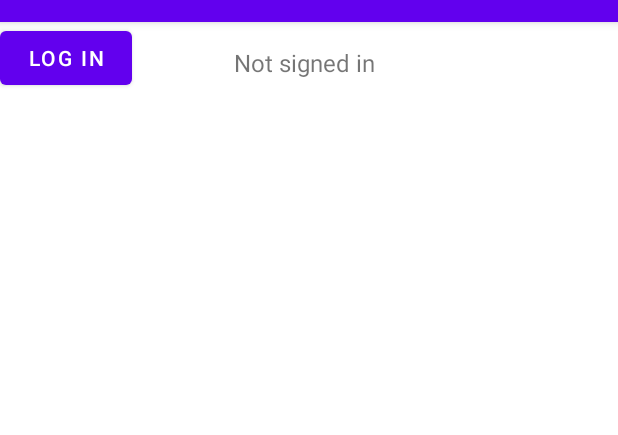
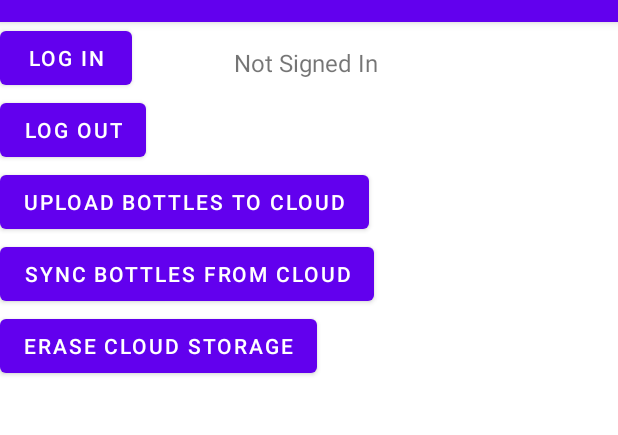
Before and after one commit to Sibire/Bottlr, an Android app: the screen it shows after launch (SettingsActivity), in the options menu, after a tap on "Settings", on a phone screen of 412 x 824 dp, the part 62-497 px from its top. Run offline under Robolectric (Android 15) with nearby library versions, the phone set to English and light mode, and no system bars; our stand-ins replace Firebase (no records; nobody signed in at launch, a user with empty details on screens opened directly), navigation-ui; pictures from the network do not load.

Commit message:
Initial uploading feature. Added a bottle id tag that's not used yet, file syncing is done by name only. This will cause problems down the line with edited bottles due to how they're not actually edited, but replaced with new ones. Fix that at some point soonish.

```diff
--- a/app/build.gradle
+++ b/app/build.gradle
@@ -43,6 +43,7 @@ dependencies {
     implementation 'androidx.navigation:navigation-ui:2.7.7'
     implementation 'com.google.firebase:firebase-auth:22.3.1'
     implementation 'com.google.android.libraries.identity.googleid:googleid:1.1.0'
+    implementation 'com.google.firebase:firebase-storage:20.3.0'
     testImplementation 'junit:junit:4.13.2'
     androidTestImplementation 'androidx.test.ext:junit:1.1.5'
     androidTestImplementation 'androidx.test.espresso:espresso-core:3.5.1'
--- a/app/src/main/java/com/example/bottlr/Bottle.java
+++ b/app/src/main/java/com/example/bottlr/Bottle.java
@@ -25,6 +25,8 @@ public class Bottle implements Parcelable {
     private String region;
     private Set<String> keywords;
     private final String rating;
+
+    private String bottleID;
 
     //endregion
 
@@ -89,6 +91,10 @@ public class Bottle implements Parcelable {
     // Rating
     public String getRating() { return rating; }
     public void setRating(String rating) { this.region = rating; }
+
+    public String getBottleID() { return bottleID; }
+    public void setBottleID(String ID) { this.bottleID = ID; }
+
     //endregion
 
     //region Create Bottle from Parcel Data
--- a/app/src/main/java/com/example/bottlr/ui/settings/SettingsActivity.java
+++ b/app/src/main/java/com/example/bottlr/ui/settings/SettingsActivity.java
@@ -1,12 +1,19 @@
 package com.example.bottlr.ui.settings;
 
 import androidx.appcompat.app.AppCompatActivity;
+
+import android.annotation.SuppressLint;
+import android.net.Uri;
 import android.os.Bundle;
 import android.util.Log;
 import android.widget.Button;
 import android.content.Intent;
 import android.widget.TextView;
 import android.widget.Toast;
+import com.example.bottlr.SharedUtils;
+import com.google.firebase.storage.FirebaseStorage;
+import com.google.firebase.storage.StorageReference;
+import com.example.bottlr.Bottle;
 import com.google.android.gms.auth.api.signin.GoogleSignIn;
 import com.google.android.gms.auth.api.signin.GoogleSignInAccount;
 import com.google.android.gms.auth.api.signin.GoogleSignInClient;
@@ -17,6 +24,10 @@ import com.google.firebase.auth.AuthCredential;
 import com.google.firebase.auth.FirebaseAuth;
 import com.google.firebase.auth.GoogleAuthProvider;
 import com.example.bottlr.R;
+import java.util.List;
+import java.util.Objects;
+
+// TODO: Automate cloud storage
 
 public class SettingsActivity extends AppCompatActivity {
 
@@ -24,6 +35,7 @@ public class SettingsActivity extends AppCompatActivity {
     private FirebaseAuth mAuth;
     private GoogleSignInClient mGoogleSignInClient;
 
+    @SuppressLint("SetTextI18n")
     @Override
     protected void onCreate(Bundle savedInstanceState) {
         super.onCreate(savedInstanceState);
@@ -45,11 +57,19 @@ public class SettingsActivity extends AppCompatActivity {
         if (mAuth.getCurrentUser() != null) {
             signedInUserTextView.setText(mAuth.getCurrentUser().getEmail());
         } else {
-            signedInUserTextView.setText("Not signed in");
+            signedInUserTextView.setText("Not Signed In");
         }
 
         Button loginButton = findViewById(R.id.login_Button);
         loginButton.setOnClickListener(v -> signIn());
+        Button logoutButton = findViewById(R.id.logout_Button);
+        logoutButton.setOnClickListener(v -> signOut());
+        Button uploadButton = findViewById(R.id.upload_Button);
+        uploadButton.setOnClickListener(v -> uploadBottlesToCloud());
+        Button syncButton = findViewById(R.id.sync_Button);
+        syncButton.setOnClickListener(v -> syncBottlesFromCloud());
+        Button eraseButton = findViewById(R.id.erase_Button);
+        eraseButton.setOnClickListener(v -> eraseCloudStorage());
     }
 
     private void signIn() {
@@ -97,4 +117,64 @@ public class SettingsActivity extends AppCompatActivity {
                     }
                 });
     }
+    private void signOut() {
+        // Firebase sign out
+        mAuth.signOut();
+
+        // Google sign out
+        mGoogleSignInClient.signOut().addOnCompleteListener(this,
+                task -> {
+                    // Update your UI here
+                    Toast.makeText(SettingsActivity.this, "Logged Out Successfully", Toast.LENGTH_SHORT).show();
+                    finish(); // Navigate back to the settings window
+                });
+    }
+    private void uploadBottlesToCloud() {
+        // Get a reference to the Firebase Storage instance
+        FirebaseStorage storage = FirebaseStorage.getInstance();
+
+        // Use the loadBottles() method to get all the bottles
+        List<Bottle> bottleList = SharedUtils.loadBottles(this);
+
+        // Loop through the bottles in the bottle list
+        for (Bottle bottle : bottleList) {
+            // Get the Uri for the bottle image
+            Uri file = bottle.getPhotoUri();
+
+            // Get the file name from the Uri
+            String fileName = file.getLastPathSegment();
+
+            // Create a storage reference
+            StorageReference userStorageRef = storage.getReference()
+                    .child("users")
+                    .child(Objects.requireNonNull(mAuth.getCurrentUser()).getUid())
+                    .child("bottles")
+                    .child(fileName);
+
+            // Check if the file already exists
+            userStorageRef.getDownloadUrl().addOnSuccessListener(uri -> {
+                // File already exists, do not upload
+                Log.d("SettingsActivity", "File already exists for bottle: " + fileName);
+            }).addOnFailureListener(e -> {
+                // File does not exist, upload the file
+                userStorageRef.putFile(file)
+                        .addOnSuccessListener(taskSnapshot -> {
+                            // Handle successful uploads
+                            Log.d("SettingsActivity", "Upload successful for bottle: " + fileName);
+                        })
+                        .addOnFailureListener(uploadException -> {
+                            // Handle failed uploads
+                            Log.d("SettingsActivity", "Upload failed for bottle: " + fileName, uploadException);
+                        });
+            });
+        }
+    }
+
+    private void syncBottlesFromCloud() {
+        // Code to sync bottles from cloud
+    }
+
+    private void eraseCloudStorage() {
+        // Code to erase cloud storage
+    }
 }
--- a/app/src/main/res/layout/activity_settings.xml
+++ b/app/src/main/res/layout/activity_settings.xml
@@ -11,7 +11,43 @@
         android:id="@+id/login_Button"
         android:layout_width="wrap_content"
         android:layout_height="wrap_content"
-        android:text="Log in"
+        android:text="@string/log_in"
+        app:layout_constraintStart_toStartOf="parent"
+        app:layout_constraintTop_toTopOf="parent" />
+
+    <Button
+        android:id="@+id/logout_Button"
+        android:layout_width="wrap_content"
+        android:layout_height="wrap_content"
+        android:layout_marginTop="48dp"
+        android:text="@string/log_out"
+        app:layout_constraintStart_toStartOf="parent"
+        app:layout_constraintTop_toTopOf="parent" />
+
+    <Button
+        android:id="@+id/upload_Button"
+        android:layout_width="wrap_content"
+        android:layout_height="wrap_content"
+        android:layout_marginTop="96dp"
+        android:text="@string/upload_bottles_to_cloud"
+        app:layout_constraintStart_toStartOf="parent"
+        app:layout_constraintTop_toTopOf="parent" />
+
+    <Button
+        android:id="@+id/sync_Button"
+        android:layout_width="wrap_content"
+        android:layout_height="wrap_content"
+        android:layout_marginTop="144dp"
+        android:text="@string/sync_bottles_from_cloud"
+        app:layout_constraintStart_toStartOf="parent"
+        app:layout_constraintTop_toTopOf="parent" />
+
+    <Button
+        android:id="@+id/erase_Button"
+        android:layout_width="wrap_content"
+        android:layout_height="wrap_content"
+        android:layout_marginTop="192dp"
+        android:text="@string/erase_cloud_storage"
         app:layout_constraintStart_toStartOf="parent"
         app:layout_constraintTop_toTopOf="parent" />
 
@@ -21,7 +57,7 @@
         android:layout_height="wrap_content"
         android:layout_marginStart="156dp"
         android:layout_marginTop="16dp"
-        android:text="Not Signed In"
+        android:text="@string/not_signed_in"
         android:textSize="16sp"
         app:layout_constraintStart_toStartOf="parent"
         app:layout_constraintTop_toTopOf="parent" />
--- a/app/src/main/res/values/strings.xml
+++ b/app/src/main/res/values/strings.xml
@@ -16,7 +16,14 @@
     <string name="menu_search" />
 
     // Firebase Web Client ID
-    <string name="bottlr_web_client_id">834964503352-5ph44s7crhmkka72kp1nr9s4vkebdvga.apps.googleusercontent.com</string> // First one
+    <string name="bottlr_web_client_id">834964503352-5ph44s7crhmkka72kp1nr9s4vkebdvga.apps.googleusercontent.com</string>
+    <string name="log_in">Log in</string>
+    <string name="log_out">Log Out</string>
+    <string name="not_signed_in">Not Signed In</string>
+    <string name="erase_cloud_storage">Erase Cloud Storage</string>
+    <string name="sync_bottles_from_cloud">Sync Bottles From Cloud</string>
+    <string name="upload_bottles_to_cloud">Upload Bottles To Cloud</string>
+    // First one
 
 
 </resources>
```
Also changed, not shown: app/src/main/java/com/example/bottlr/SharedUtils.java (+21 -2 lines), app/src/main/java/com/example/bottlr/ui/gallery/GalleryFragment.java (+3 -28 lines).
